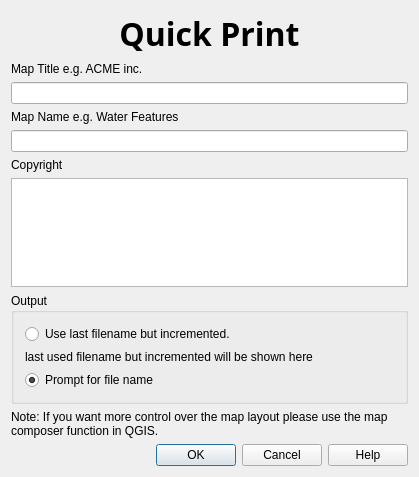
The window that src/plugins/quick_print/quickprintguibase.ui (qgis/QGIS) describes before a commit, drawn with Qt 5.
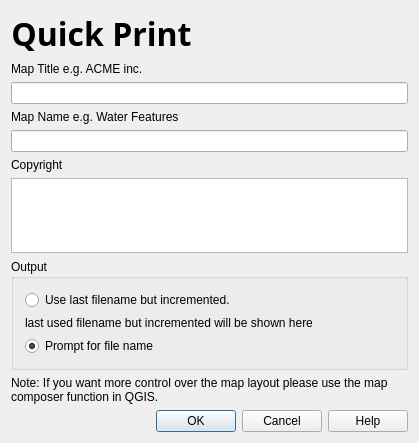
The same window after the commit. Icons and pictures are not drawn.

Commit message: Saved dialog using qt 4.2.1

The edit to the form file:
```diff
--- a/src/plugins/quick_print/quickprintguibase.ui
+++ b/src/plugins/quick_print/quickprintguibase.ui
@@ -6,7 +6,7 @@
     <x>0</x>
     <y>0</y>
     <width>419</width>
-    <height>477</height>
+    <height>443</height>
    </rect>
   </property>
   <property name="windowTitle" >
@@ -16,10 +16,18 @@
    <iconset resource="quickprint.qrc" >:/quickprint/quickprint.png</iconset>
   </property>
   <layout class="QGridLayout" >
+   <property name="margin" >
+    <number>11</number>
+   </property>
+   <property name="spacing" >
+    <number>6</number>
+   </property>
    <item row="0" column="0" >
     <widget class="QLabel" name="txtHeading" >
      <property name="sizePolicy" >
-      <sizepolicy vsizetype="Minimum" hsizetype="Preferred" >
+      <sizepolicy>
+       <hsizetype>0</hsizetype>
+       <vsizetype>0</vsizetype>
        <horstretch>0</horstretch>
        <verstretch>0</verstretch>
       </sizepolicy>
@@ -88,6 +96,12 @@
       <string>Output</string>
      </property>
      <layout class="QGridLayout" >
+      <property name="margin" >
+       <number>11</number>
+      </property>
+      <property name="spacing" >
+       <number>6</number>
+      </property>
       <item row="0" column="0" >
        <widget class="QRadioButton" name="radUseIncrementedFileName" >
         <property name="text" >
```
